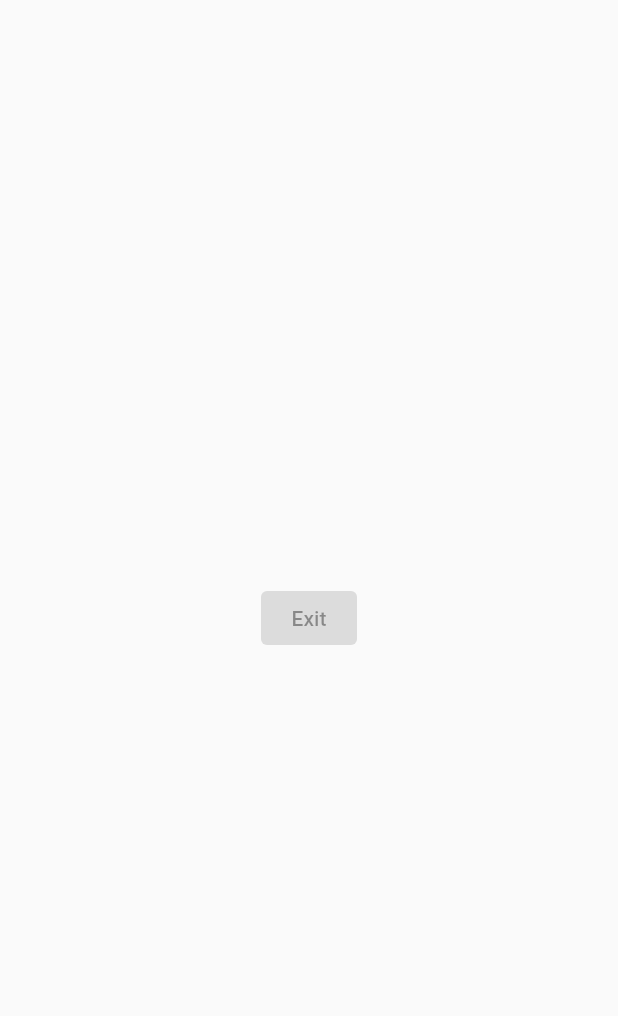
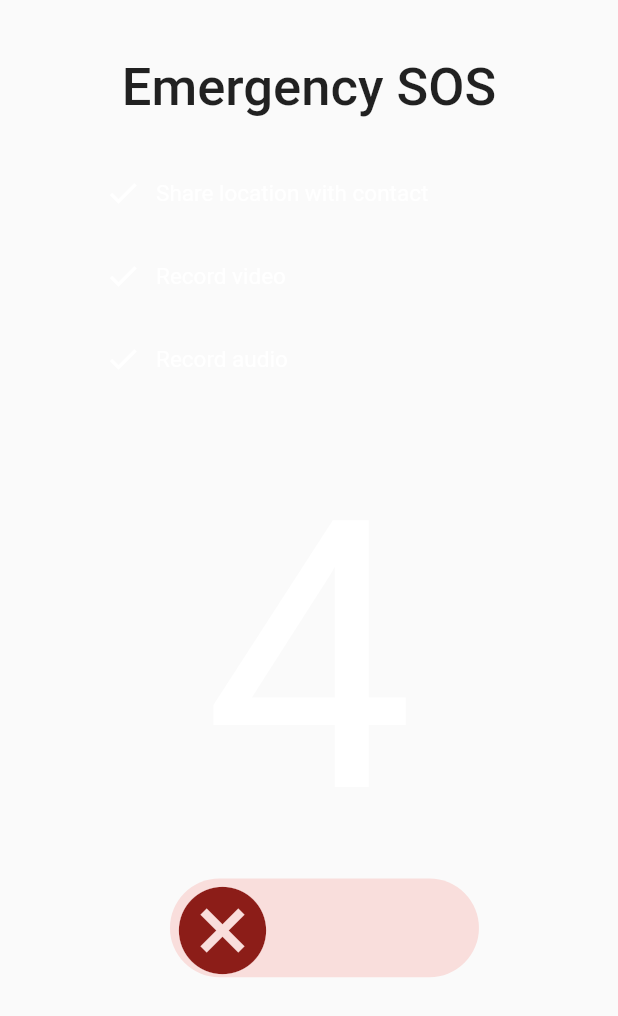
Before and after one commit to Sparsh-R17/SafeHER, a Flutter app: the TriggerScreen screen opened directly, on a phone screen of 412 x 824 dp. Shown: the top 1016 px of the screen. Run offline on Flutter 3.47's test engine with Material 2 defaults, Android fonts, the phone set to English and light mode, and no system bars; our stand-ins replace firebase_core, google_maps_flutter, location, permission_handler; missing offline and left inert: background_sms; accounts and stored records are empty; project files that could hold a hidden picture were left out.

Commit message:
Trigger Screen Added

```diff
--- a/lib/main.dart
+++ b/lib/main.dart
@@ -38,7 +38,7 @@ class MyApp extends StatelessWidget {
       ],
       child: Consumer<Trigger>(
         builder: (context, value, child) {
-          final toShowDialong = value.pageTrigger;
+          // final toShowDialong = value.pageTrigger;
 
           return MaterialApp(
             title: 'Kavach',
--- a/lib/screens/trigger_screen.dart
+++ b/lib/screens/trigger_screen.dart
@@ -1,21 +1,167 @@
+import 'dart:async';
+
 import 'package:flutter/material.dart';
+import 'package:kavach/screens/main_screen.dart';
+import 'package:kavach/utils/app_dimension.dart';
+import 'package:kavach/utils/sos_fn.dart';
 import 'package:provider/provider.dart';
 
 import '../providers/trigger.dart';
 
-class TriggerScreen extends StatelessWidget {
+class TriggerScreen extends StatefulWidget {
   const TriggerScreen({super.key});
 
   @override
+  State<TriggerScreen> createState() => _TriggerScreenState();
+}
+
+class _TriggerScreenState extends State<TriggerScreen> {
+  int _val = 5;
+  Timer? timer;
+  bool showDismiss = true;
+
+  void timerStart() {
+    timer = Timer.periodic(const Duration(seconds: 1), (_) {
+      setState(() {
+        if (_val == 0) {
+          Provider.of<Trigger>(context, listen: false).timedOutAlert();
+          Navigator.pushReplacement(
+              context,
+              MaterialPageRoute(
+                builder: (context) => const MainScreen(),
+              ));
+          print("Timer timed out!");
+          timer!.cancel();
+        } else {
+          _val = _val - 1;
+        }
+      });
+    });
+  }
+
+  @override
+  void initState() {
+    timerStart();
+    super.initState();
+  }
+
+  @override
+  void dispose() {
+    timer!.cancel();
+    super.dispose();
+  }
+
+  @override
   Widget build(BuildContext context) {
-    final _trigger = Provider.of<Trigger>(context);
+    final trigger = Provider.of<Trigger>(context);
+    final pageHeight = MediaQuery.of(context).size.height;
+    final pageWidth = MediaQuery.of(context).size.width;
     return Scaffold(
-      body: Center(
-        child: ElevatedButton(
-          onPressed: null,
-          child: const Text('Exit'),
+      resizeToAvoidBottomInset: false,
+      body: SafeArea(
+        child: SizedBox(
+          width: pageWidth,
+          child: Column(
+            mainAxisAlignment: MainAxisAlignment.start,
+            crossAxisAlignment: CrossAxisAlignment.center,
+            children: [
+              Padding(
+                padding: EdgeInsets.only(top: pageHeight * 0.046),
+                child: const Text(
+                  "Emergency SOS",
+                  style: TextStyle(fontSize: 35, fontWeight: FontWeight.w500),
+                ),
+              ),
+              Padding(
+                padding: EdgeInsets.only(
+                    top: pageHeight * 0.046, left: pageWidth * 0.170),
+                child: tickText("Share location with contact"),
+              ),
+              Padding(
+                padding: EdgeInsets.only(
+                    top: pageHeight * 0.038, left: pageWidth * 0.170),
+                child: tickText("Record video"),
+              ),
+              Padding(
+                padding: EdgeInsets.only(
+                    top: pageHeight * 0.038, left: pageWidth * 0.170),
+                child: tickText("Record audio"),
+              ),
+              Padding(
+                padding: EdgeInsets.only(top: pageHeight * 0.05),
+                child: Text(
+                  '$_val',
+                  style: const TextStyle(
+                    color: Colors.white,
+                    fontSize: 250,
+                    fontWeight: FontWeight.w400,
+                  ),
+                ),
+              ),
+              if (showDismiss)
+                Container(
+                  height: MediaQuery.of(context).size.height * 0.08,
+                  width: MediaQuery.of(context).size.width * 0.5,
+                  margin: EdgeInsets.only(left: pageWidth * 0.05),
+                  decoration: BoxDecoration(
+                      borderRadius: BorderRadius.circular(35),
+                      color: const Color(0xffF9DEDC)),
+                  child: Padding(
+                    padding: EdgeInsets.only(
+                        right: MediaQuery.of(context).size.width * 0.17),
+                    child: Dismissible(
+                      key: const ValueKey("Dismiss"),
+                      onDismissed: (direction) {
+                        trigger.alertTrigger();
+                        timer!.cancel();
+                        sendSOS(true);
+                        print("Dismissible Cancel");
+                        setState(() => showDismiss = !showDismiss);
+                        Navigator.pushReplacement(
+                            context,
+                            MaterialPageRoute(
+                              builder: (context) => const MainScreen(),
+                            ));
+                      },
+                      direction: DismissDirection.startToEnd,
+                      child: Container(
+                        height: 10,
+                        width: 10,
+                        margin: EdgeInsets.only(
+                            right: MediaQuery.of(context).size.width * 0.8),
+                        child: const Icon(
+                          Icons.cancel,
+                          size: 70,
+                          color: Color(0xff8C1D18),
+                        ),
+                      ),
+                    ),
+                  ),
+                ),
+            ],
+          ),
         ),
       ),
     );
   }
+
+  Widget tickText(String content) {
+    return Row(
+      children: [
+        const Icon(
+          Icons.done,
+          color: Colors.white,
+        ),
+        horizontalSpacing(10),
+        Text(
+          content,
+          style: const TextStyle(
+            color: Colors.white,
+            fontSize: 15,
+            fontWeight: FontWeight.w400,
+          ),
+        )
+      ],
+    );
+  }
 }
```
Also changed, not shown: lib/providers/trigger.dart (+38 -28 lines), lib/screens/main_screen.dart (+32 -41 lines), lib/utils/sos_fn.dart (added, +37 -0 lines).
